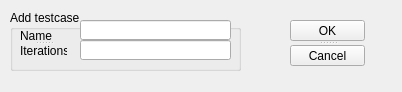
The window that XML_Manager/XML_ManagerWindow.ui (kapis90/XMLManager) describes before a commit, drawn with Qt 5.
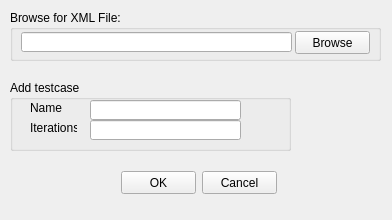
The same window after the commit.

Commit message: Add browse, reorganize GUI

Diff of the .ui file:
```diff
--- a/XML_Manager/XML_ManagerWindow.ui
+++ b/XML_Manager/XML_ManagerWindow.ui
@@ -6,8 +6,8 @@
    <rect>
     <x>0</x>
     <y>0</y>
-    <width>402</width>
-    <height>92</height>
+    <width>392</width>
+    <height>220</height>
    </rect>
   </property>
   <property name="windowTitle">
@@ -17,9 +17,9 @@
    <property name="geometry">
     <rect>
      <x>10</x>
-     <y>10</y>
-     <width>231</width>
-     <height>61</height>
+     <y>80</y>
+     <width>281</width>
+     <height>71</height>
     </rect>
    </property>
    <property name="title">
@@ -28,8 +28,8 @@
    <widget class="QLineEdit" name="NameEdit">
     <property name="geometry">
      <rect>
-      <x>70</x>
-      <y>10</y>
+      <x>80</x>
+      <y>20</y>
       <width>151</width>
       <height>20</height>
      </rect>
@@ -38,60 +38,102 @@
    <widget class="QLineEdit" name="IterationEdit">
     <property name="geometry">
      <rect>
-      <x>70</x>
-      <y>30</y>
+      <x>80</x>
+      <y>40</y>
       <width>151</width>
       <height>20</height>
      </rect>
     </property>
    </widget>
-   <widget class="QSplitter" name="splitter_2">
+   <widget class="QLabel" name="NameLabel">
     <property name="geometry">
      <rect>
-      <x>10</x>
+      <x>20</x>
       <y>20</y>
       <width>47</width>
-      <height>26</height>
+      <height>16</height>
      </rect>
     </property>
-    <property name="orientation">
-     <enum>Qt::Vertical</enum>
+    <property name="text">
+     <string>Name</string>
     </property>
-    <widget class="QLabel" name="NameLabel">
-     <property name="text">
-      <string>Name</string>
-     </property>
-    </widget>
-    <widget class="QLabel" name="IterationLabel">
-     <property name="text">
-      <string>Iterations</string>
-     </property>
-    </widget>
    </widget>
+   <widget class="QLabel" name="IterationLabel">
+    <property name="geometry">
+     <rect>
+      <x>20</x>
+      <y>40</y>
+      <width>47</width>
+      <height>16</height>
+     </rect>
+    </property>
+    <property name="text">
+     <string>Iterations</string>
+    </property>
+   </widget>
   </widget>
-  <widget class="QSplitter" name="splitter">
+  <widget class="QGroupBox" name="BrowseBox">
    <property name="geometry">
     <rect>
-     <x>290</x>
-     <y>20</y>
-     <width>75</width>
-     <height>46</height>
+     <x>10</x>
+     <y>10</y>
+     <width>371</width>
+     <height>51</height>
     </rect>
    </property>
-   <property name="orientation">
-    <enum>Qt::Vertical</enum>
+   <property name="title">
+    <string>Browse for XML File:</string>
    </property>
-   <widget class="QPushButton" name="OkButton">
-    <property name="text">
-     <string>OK</string>
+   <widget class="QLineEdit" name="XMLPathEdit">
+    <property name="geometry">
+     <rect>
+      <x>11</x>
+      <y>22</y>
+      <width>271</width>
+      <height>20</height>
+     </rect>
     </property>
    </widget>
-   <widget class="QPushButton" name="CancelButton">
+   <widget class="QPushButton" name="BrowseButton">
+    <property name="geometry">
+     <rect>
+      <x>285</x>
+      <y>21</y>
+      <width>75</width>
+      <height>23</height>
+     </rect>
+    </property>
     <property name="text">
-     <string>Cancel</string>
+     <string>Browse</string>
     </property>
    </widget>
   </widget>
+  <widget class="QPushButton" name="CancelButton">
+   <property name="geometry">
+    <rect>
+     <x>202</x>
+     <y>171</y>
+     <width>75</width>
+     <height>23</height>
+    </rect>
+   </property>
+   <property name="text">
+    <string>Cancel</string>
+   </property>
+  </widget>
+  <widget class="QPushButton" name="OkButton">
+   <property name="geometry">
+    <rect>
+     <x>121</x>
+     <y>171</y>
+     <width>75</width>
+     <height>23</height>
+    </rect>
+   </property>
+   <property name="text">
+    <string>OK</string>
+   </property>
+  </widget>
  </widget>
  <resources/>
  <connections>
```
The commit also changes 4 other files.
